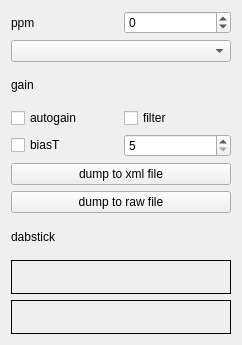
This is qt-devices/rtlsdr-handler-linux/rtlsdr-widget.ui in JvanKatwijk/qt-dab as Qt 5 draws it before an edit. The edited form follows.
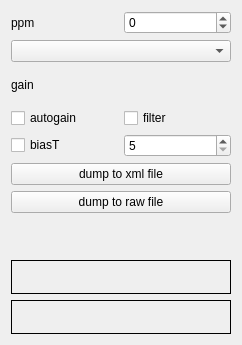
This is the edited form.

```diff
--- a/qt-devices/rtlsdr-handler-linux/rtlsdr-widget.ui
+++ b/qt-devices/rtlsdr-handler-linux/rtlsdr-widget.ui
@@ -124,7 +124,7 @@
    <item>
     <widget class="QLabel" name="label">
      <property name="text">
-      <string>dabstick</string>
+      <string/>
      </property>
     </widget>
    </item>
```
Left out of the diff: 2 changed lines with no effect on the pictures.
